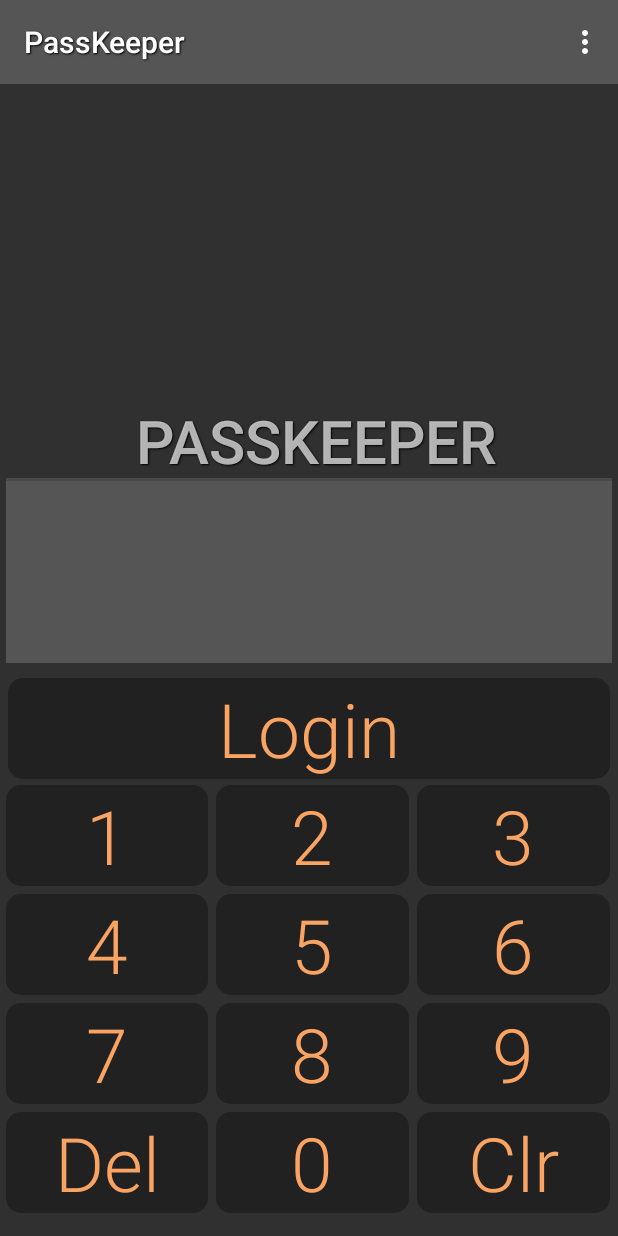
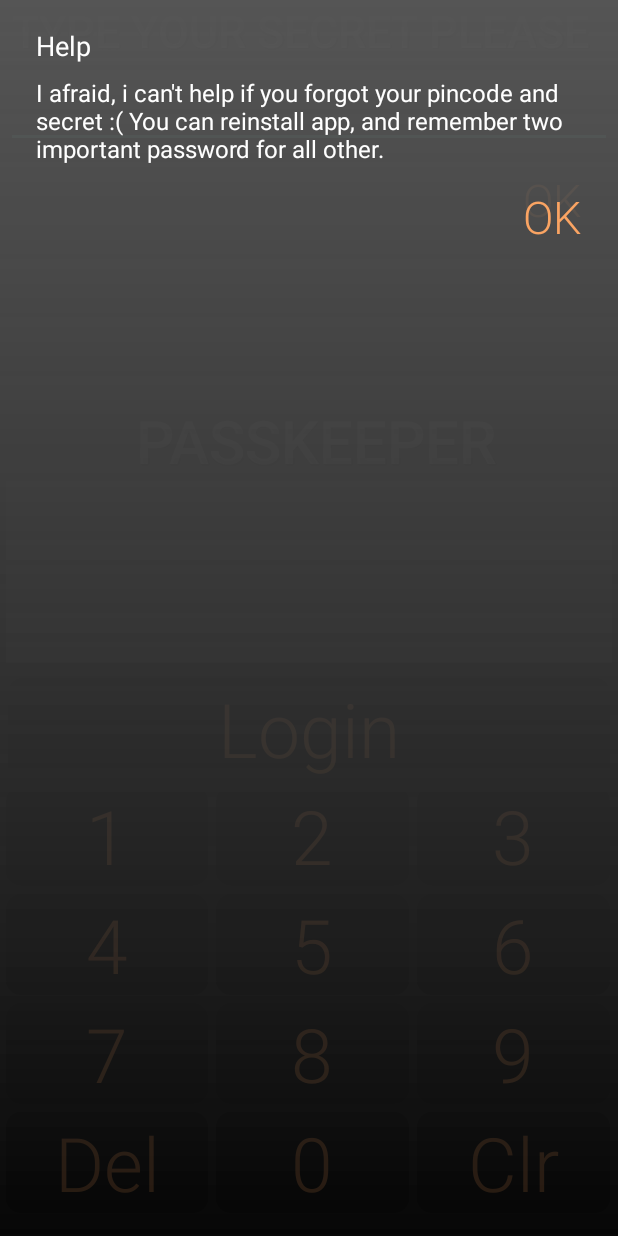
Before and after one commit to Ninise/PassKeeper, an Android app: the screen it shows after launch (PincodeActivity), in the options menu, after a tap on "Help", on a phone screen of 412 x 824 dp. Run offline under Robolectric (Android 15) with nearby library versions, the phone set to English and light mode, and no system bars.

Commit message:
Now work forgot pass & Help functions

```diff
--- a/app/src/main/AndroidManifest.xml
+++ b/app/src/main/AndroidManifest.xml
@@ -1,6 +1,7 @@
 <manifest xmlns:android="http://schemas.android.com/apk/res/android"
     package="com.hazelhunt.passkeeper">
 
+    <uses-permission android:name="android.permission.READ_PHONE_STATE"/>
 
     <application
         android:allowBackup="true"
--- a/app/src/main/java/com/hazelhunt/passkeeper/pincode/PincodeFragment.java
+++ b/app/src/main/java/com/hazelhunt/passkeeper/pincode/PincodeFragment.java
@@ -9,7 +9,6 @@ import android.os.Bundle;
 import android.support.annotation.Nullable;
 import android.support.v4.app.Fragment;
 import android.support.v7.app.AlertDialog;
-import android.util.Log;
 import android.view.LayoutInflater;
 import android.view.Menu;
 import android.view.MenuInflater;
@@ -67,7 +66,7 @@ public class PincodeFragment extends Fragment {
         boolean hasVisited = mUserData.getBoolean("hasVisited", false);
 
         if (!hasVisited) {
-            showAlertDialog();
+            showNewUserAlertDialog();
             SharedPreferences.Editor e = mUserData.edit();
             e.putBoolean("hasVisited", true);
             e.apply();
@@ -81,8 +80,6 @@ public class PincodeFragment extends Fragment {
                 String text = textView.getText().toString();
                 mPinCodeTextView.setText(working + text);
                 INPUT_PINCODE = mPinCodeTextView.getText().toString();
-
-                Log.d(TAG, mPinCodeTextView.getText().toString());
             }
         };
 
@@ -129,13 +126,10 @@ public class PincodeFragment extends Fragment {
             @Override
             public void onClick(View v) {
                 if (mUserDataWorker.login(mUserData, INPUT_PINCODE)) {
-                    Intent intent = new Intent(getActivity(), PassListActivity.class);
-                    intent.setFlags(Intent.FLAG_ACTIVITY_CLEAR_TASK);
-                    startActivity(intent);
-                    getActivity().overridePendingTransition(R.anim.slide_in, R.anim.slide_out);
+                    viewPassList();
                 } else {
                     Toast.makeText(getActivity().getApplicationContext(),
-                            "Login failed",
+                            R.string.login_failed,
                             Toast.LENGTH_SHORT)
                             .show();
                     mPinCodeTextView.setText("");
@@ -155,19 +149,17 @@ public class PincodeFragment extends Fragment {
     public boolean onOptionsItemSelected(MenuItem item) {
         switch (item.getItemId()) {
             case R.id.menu_item_forgot_pass:
-                Log.d(TAG, "FORGOT PASS");
-                // TODO add alert dialog with verify secret, and show pin
+                showForgotPassAlertDialog();
                 break;
             case R.id.menu_item_help:
-                Log.d(TAG, "HELP");
-                // TODO add alert dialog with information about how using app
+                showHelpAlertDialog();
                 break;
         }
 
         return super.onOptionsItemSelected(item);
     }
 
-    public void showAlertDialog() {
+    private void showNewUserAlertDialog() {
         LayoutInflater factory = LayoutInflater.from(getActivity());
 
         final View textEntryView = factory.inflate(R.layout.alert_dialog_pin_layout, null);
@@ -179,13 +171,12 @@ public class PincodeFragment extends Fragment {
 
         builder.setCancelable(false)
                .setView(textEntryView)
-               .setPositiveButton("OK", new DialogInterface.OnClickListener() {
+               .setPositiveButton(R.string.ok_btn, new DialogInterface.OnClickListener() {
                    @Override
                    public void onClick(DialogInterface dialog, int which) {
                        PINCODE = String.valueOf(inputPin.getText());
                        SECRET = String.valueOf(inputSecret.getText());
                        mUserDataWorker.createUser(mUserData, PINCODE, SECRET);
-                        Log.d(TAG, PINCODE + " " + SECRET);
                    }
                });
 
@@ -200,6 +191,72 @@ public class PincodeFragment extends Fragment {
         alert.show();
     }
 
+    private void showForgotPassAlertDialog() {
+        LayoutInflater facoty = LayoutInflater.from(getActivity());
+
+        final View textEntryView = facoty.inflate(R.layout.alert_dialog_forgotpass_layout, null);
+
+        final EditText inputSecret = (EditText) textEntryView.findViewById(R.id.forgotPassEditText);
+
+        AlertDialog.Builder builder = new AlertDialog.Builder(getActivity(), R.style.MaterialDialogSheet);
+
+        builder.setCancelable(false)
+                .setView(textEntryView)
+                .setPositiveButton(R.string.ok_btn, new DialogInterface.OnClickListener() {
+                    @Override
+                    public void onClick(DialogInterface dialog, int which) {
+                        try {
+                            if (mUserDataWorker.isTrueSecret(mUserData, inputSecret.getText().toString())) {
+                                viewPassList();
+                                Toast.makeText(getActivity(), R.string.change_your_pin, Toast.LENGTH_LONG).show();
+                            } else {
+                                Toast.makeText(getActivity(), R.string.your_secret_incorrect, Toast.LENGTH_SHORT).show();
+                            }
+                        } catch (Exception e) {
+                            e.printStackTrace();
+                        }
+                    }
+                });
+
+        final AlertDialog alert = builder.create();
+        alert.setOnShowListener(new DialogInterface.OnShowListener() {
+            @Override
+            public void onShow(DialogInterface dialog) {
+                Button positiveBtn = alert.getButton(DialogInterface.BUTTON_POSITIVE);
+                positiveBtn.setTextSize(30);
+            }
+        });
+
+        alert.show();
+    }
+
+    private void showHelpAlertDialog() {
+        AlertDialog.Builder builder = new AlertDialog.Builder(getActivity(), R.style.MaterialDialogSheet);
+
+        builder.setCancelable(false)
+                .setTitle(R.string.menu_help)
+                .setMessage(R.string.cant_help)
+                .setPositiveButton(R.string.ok_btn, null);
+
+        final AlertDialog alert = builder.create();
+        alert.setOnShowListener(new DialogInterface.OnShowListener() {
+            @Override
+            public void onShow(DialogInterface dialog) {
+                Button positiveBtn = alert.getButton(DialogInterface.BUTTON_POSITIVE);
+                positiveBtn.setTextSize(30);
+            }
+        });
+
+        alert.show();
+    }
+
+    private void viewPassList() {
+        Intent intent = new Intent(getActivity(), PassListActivity.class);
+        intent.setFlags(Intent.FLAG_ACTIVITY_CLEAR_TASK);
+        startActivity(intent);
+        getActivity().overridePendingTransition(R.anim.slide_in, R.anim.slide_out);
+    }
+
     @Override
     public void onPause() {
         super.onPause();
--- a/app/src/main/java/com/hazelhunt/passkeeper/settings/SettingsActivity.java
+++ b/app/src/main/java/com/hazelhunt/passkeeper/settings/SettingsActivity.java
@@ -107,5 +107,4 @@ public class SettingsActivity extends AppCompatActivity {
     private boolean checkSecret(String SECRET) {
          return mUserDataWorker.isTrueSecret(mUserData, SECRET);
     }
-
 }
--- a/app/src/main/java/com/hazelhunt/passkeeper/utils/IUserDataWorker.java
+++ b/app/src/main/java/com/hazelhunt/passkeeper/utils/IUserDataWorker.java
@@ -4,10 +4,10 @@ import android.content.SharedPreferences;
 
 public interface IUserDataWorker {
 
-    boolean login(SharedPreferences userData, String inputPincode);
+    boolean login(SharedPreferences userData, String inputPincode) throws Exception;
     void createUser(SharedPreferences userData, String pincode, String secret);
     String loadUserData(SharedPreferences userData, String dataTag);
     void changePin(SharedPreferences userData, String newPin);
     void changeSecret(SharedPreferences userData, String newSecret);
-    boolean isTrueSecret(SharedPreferences userData, String secret);
+    boolean isTrueSecret(SharedPreferences userData, String secret) throws Exception;
 }
--- a/app/src/main/java/com/hazelhunt/passkeeper/utils/UserDataWorker.java
+++ b/app/src/main/java/com/hazelhunt/passkeeper/utils/UserDataWorker.java
@@ -10,13 +10,14 @@ public class UserDataWorker implements IUserDataWorker {
     private final String APP_PREFERENCES_SECRET= "secret";
     public final String APP_PREFERENCES = "user_data";
 
+
     public  boolean login(SharedPreferences userData, String inputPincode) {
         return inputPincode.equals(loadUserData(userData, APP_PREFERENCES_PINCODE));
     }
 
     public void createUser(SharedPreferences userData, String pincode, String secret) {
         SharedPreferences.Editor editor = userData.edit();
-        editor.putString(APP_PREFERENCES_PINCODE, pincode);
+        editor.putString(APP_PREFERENCES_PINCODE,pincode);
         editor.putString(APP_PREFERENCES_SECRET, secret);
         editor.apply();
     }
--- /dev/null
+++ b/app/src/main/res/layout/alert_dialog_forgotpass_layout.xml
@@ -0,0 +1,24 @@
+<?xml version="1.0" encoding="utf-8"?>
+<LinearLayout xmlns:android="http://schemas.android.com/apk/res/android"
+              android:orientation="vertical"
+              android:layout_width="match_parent"
+              android:layout_height="match_parent">
+
+    <TextView
+        android:layout_width="match_parent"
+        android:layout_height="wrap_content"
+        android:layout_marginBottom="10dp"
+        android:text="@string/forgot_pass_text"
+        android:textSize="30sp"
+        style="?android:listSeparatorTextViewStyle"/>
+
+    <EditText
+        android:id="@+id/forgotPassEditText"
+        android:layout_width="match_parent"
+        android:layout_height="wrap_content"
+        android:textSize="20sp"
+        android:layout_marginRight="4dp"
+        android:layout_marginLeft="4dp"/>
+
+
+</LinearLayout>
--- a/app/src/main/res/values/strings.xml
+++ b/app/src/main/res/values/strings.xml
@@ -9,6 +9,12 @@
     <string name="login_btn">Login</string>
     <string name="pincode_TextView">Pincode</string>
     <string name="secret_TextView">Secret</string>
+    <string name="forgot_pass_text">Type your secret please</string>
+    <string name="change_your_pin">You need change your pin</string>
+    <string name="your_secret_incorrect">Your secret password is incorrect</string>
+    <string name="cant_help">I afraid, i can\'t help if you forgot your pincode and secret :(
+        You can reinstall app, and remember two important password for all other.</string>
+    <string name="login_failed">Login failed</string>
 
     <!--Pass List Activity -->
     <string name="powered">HazelHunt</string>
@@ -38,7 +44,6 @@
     <string name="change_secret">Change secret</string>
     <string name="deleteAllData">Delete all data from app</string>
     <string name="toast_settings">All changes saved</string>
-    <string name="app_version">Version 1.0</string>
     <string-array name="themes">
         <item name="light_theme">Light</item>
         <item name="dark_theme">Dark</item>
@@ -48,5 +53,6 @@
     <string name="born_year">2016</string>
     <string name="ok_btn">Ok</string>
     <string name="off_site">Official site: pk-hazelhunt.rhcloud.com</string>
+    <string name="app_version">Version 1.0</string>
 
 </resources>
```
Lines whose indentation alone changed are shown as unchanged.
